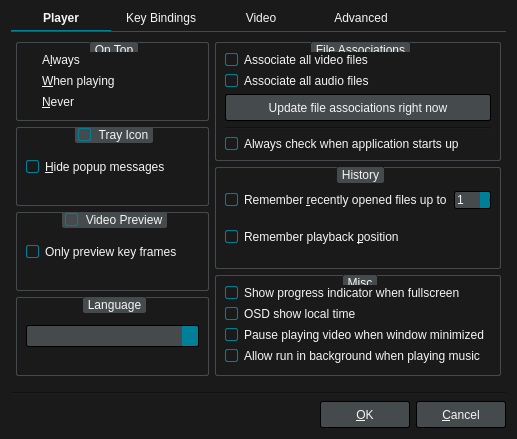
Qt form src/splayer/ui/preferencesdialog.ui (cloudskytian/sugoi-player-deprecated) before a commit.
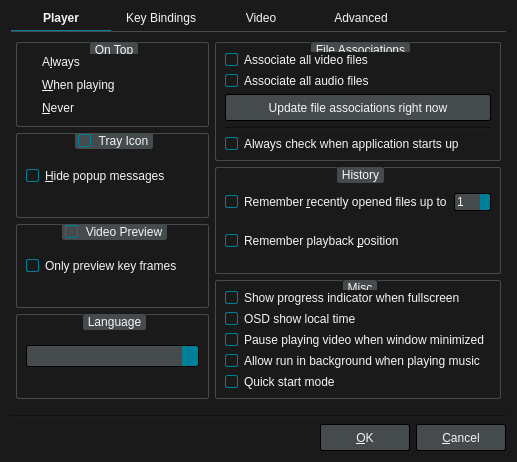
The same form after that commit. Icons and pictures are not drawn.

Commit message: Added quick start mode.

Patch:
```diff
--- a/src/splayer/ui/preferencesdialog.ui
+++ b/src/splayer/ui/preferencesdialog.ui
@@ -7,7 +7,7 @@
     <x>0</x>
     <y>0</y>
     <width>517</width>
-    <height>439</height>
+    <height>462</height>
    </rect>
   </property>
   <property name="windowTitle">
@@ -517,6 +517,19 @@
               </property>
              </widget>
             </item>
+            <item>
+             <widget class="QCheckBox" name="quickStartCheckBox">
+              <property name="toolTip">
+               <string>SPlayer will always stay in background and auto starts when the system starts if you enable this.</string>
+              </property>
+              <property name="text">
+               <string>Quick start mode</string>
+              </property>
+              <property name="checked">
+               <bool>true</bool>
+              </property>
+             </widget>
+            </item>
            </layout>
           </widget>
          </item>
```
The commit also changes 14 other files.
